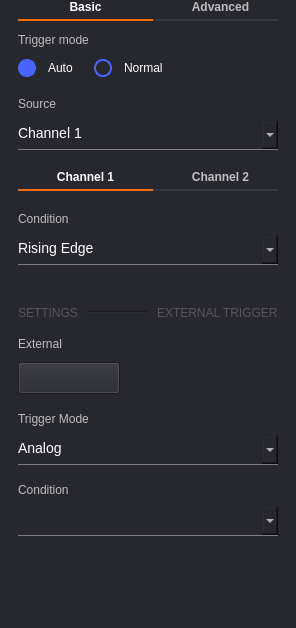
Above: ui/trigger_settings.ui from analogdevicesinc/scopy before the change. Below: the same form after it.
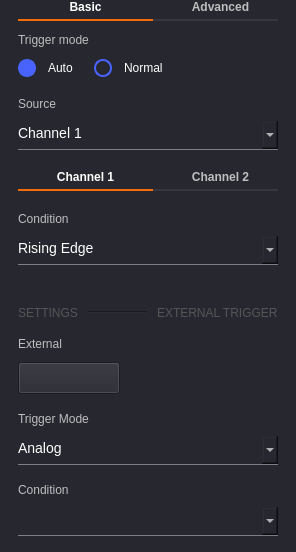
That is the form after the change. Icons and pictures are not drawn.

Commit message: Oscilloscope: Simplify UI

Diff of the .ui file:
```diff
--- a/ui/trigger_settings.ui
+++ b/ui/trigger_settings.ui
@@ -7,7 +7,7 @@
     <x>0</x>
     <y>0</y>
     <width>296</width>
-    <height>628</height>
+    <height>552</height>
    </rect>
   </property>
   <property name="sizePolicy">
@@ -125,7 +125,7 @@
    <property name="bottomMargin">
     <number>0</number>
    </property>
-   <item>
+   <item alignment="Qt::AlignTop">
     <widget class="QTabWidget" name="trigger_basic_advanced">
      <property name="sizePolicy">
       <sizepolicy hsizetype="Minimum" vsizetype="Fixed">
@@ -166,7 +166,7 @@
       </attribute>
       <layout class="QVBoxLayout" name="verticalLayout_2">
        <property name="spacing">
-        <number>0</number>
+        <number>20</number>
        </property>
        <property name="leftMargin">
         <number>0</number>
@@ -178,7 +178,7 @@
         <number>0</number>
        </property>
        <property name="bottomMargin">
-        <number>50</number>
+        <number>0</number>
        </property>
        <item>
         <layout class="QVBoxLayout" name="verticalLayout_11">
@@ -303,22 +303,6 @@
          </item>
         </layout>
        </item>
-       <item>
-        <spacer name="verticalSpacer_12">
-         <property name="orientation">
-          <enum>Qt::Vertical</enum>
-         </property>
-         <property name="sizeType">
-          <enum>QSizePolicy::Fixed</enum>
-         </property>
-         <property name="sizeHint" stdset="0">
-          <size>
-           <width>0</width>
-           <height>20</height>
-          </size>
-         </property>
-        </spacer>
-       </item>
        <item>
         <widget class="QTabWidget" name="trigger_ab">
          <property name="sizePolicy">
@@ -1489,19 +1473,6 @@
      </widget>
     </widget>
    </item>
-   <item>
-    <spacer name="verticalSpacer">
-     <property name="orientation">
-      <enum>Qt::Vertical</enum>
-     </property>
-     <property name="sizeHint" stdset="0">
-      <size>
-       <width>10</width>
-       <height>0</height>
-      </size>
-     </property>
-    </spacer>
-   </item>
   </layout>
  </widget>
  <resources/>
```
Left out of the diff: 136 changed lines with no effect on the pictures. The commit also changes 1 other file.
